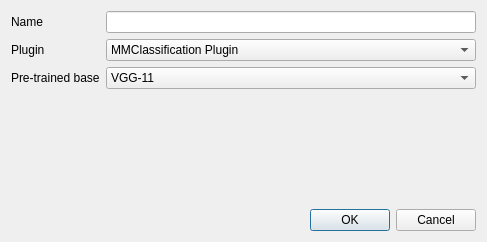
First picture: the form in newmodeldialog.ui, repository Joensw/RCAIT, before the edit.
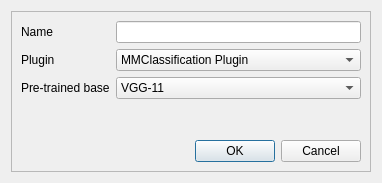
Second picture: the form after the edit.

Commit message: added fake borders to other dialogs

Patch:
```diff
--- a/newmodeldialog.ui
+++ b/newmodeldialog.ui
@@ -6,15 +6,24 @@
    <rect>
     <x>0</x>
     <y>0</y>
-    <width>487</width>
-    <height>242</height>
+    <width>382</width>
+    <height>183</height>
    </rect>
   </property>
   <property name="windowTitle">
    <string>New Model</string>
   </property>
-  <layout class="QVBoxLayout" name="verticalLayout_2">
-   <item>
+  <layout class="QGridLayout" name="gridLayout_2">
+   <item row="0" column="0">
+    <widget class="QFrame" name="frame">
+     <property name="frameShape">
+      <enum>QFrame::StyledPanel</enum>
+     </property>
+     <property name="frameShadow">
+      <enum>QFrame::Raised</enum>
+     </property>
+     <layout class="QGridLayout" name="gridLayout">
+      <item row="0" column="0">
     <layout class="QVBoxLayout" name="verticalLayout">
      <item>
       <layout class="QFormLayout" name="formLayout">
@@ -78,6 +87,9 @@
       </widget>
      </item>
     </layout>
+      </item>
+     </layout>
+    </widget>
    </item>
   </layout>
  </widget>
```
Lines whose indentation alone changed are shown as unchanged. The commit also changes 2 other files.
